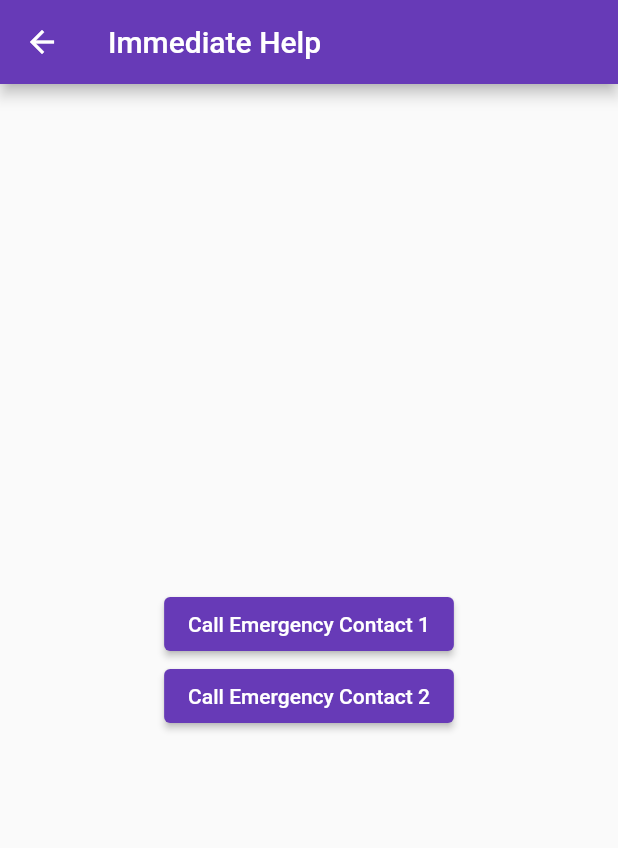
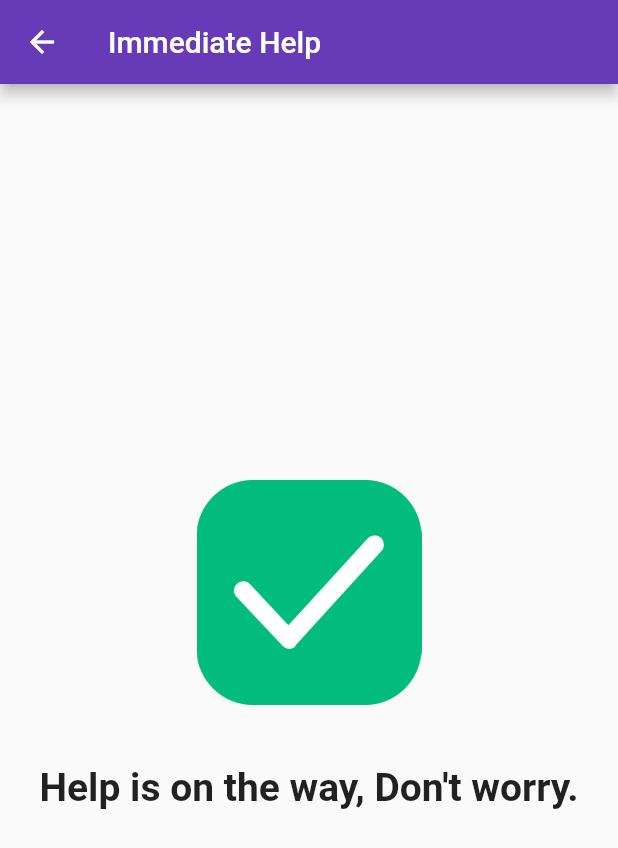
Before and after one commit to Shiro-Koi/HopeLine, a Flutter app: the HomeScreen screen opened directly, after a tap on "Immediate Help", on a phone screen of 412 x 824 dp. Shown: the top 848 px of the screen. Run offline on Flutter 3.47's test engine with Material 2 defaults, Android fonts, the light colour scheme and no system bars; our stand-ins replace firebase_core, firebase_database, flutter_map, geolocator, latlong2; accounts and stored records are empty.

Commit message:
some minor changes and added performance

```diff
--- a/lib/home_screen.dart
+++ b/lib/home_screen.dart
@@ -71,12 +71,6 @@ class HomeScreen extends StatelessWidget {
             fontWeight: FontWeight.bold,
           ),
         ),
-        actions: <Widget>[
-          IconButton(
-            onPressed: () {},
-            icon: const Icon(Icons.settings),
-          ),
-        ],
       ),
       body: Center(
         child: Column(
--- a/lib/immediate_help.dart
+++ b/lib/immediate_help.dart
@@ -1,10 +1,6 @@
 // basic immediate help screen
 
 import 'package:flutter/material.dart';
-import 'package:firebase_core/firebase_core.dart';
-import 'package:firebase_database/firebase_database.dart';
-import 'package:geolocator/geolocator.dart';
-import 'package:hope_line/applicationConstants.dart';
 
 class ImmediateHelp extends StatelessWidget {
   ImmediateHelp({Key? key}) : super(key: key);
@@ -17,15 +13,19 @@ class ImmediateHelp extends StatelessWidget {
         child: Column(
           mainAxisAlignment: MainAxisAlignment.center,
           children: <Widget>[
-            // button to call the first emergency contact
-            ElevatedButton(
-              onPressed: () => {},
-              child: const Text('Call Emergency Contact 1'),
-            ),
-            // button to call the second emergency contact
-            ElevatedButton(
-              onPressed: () => {},
-              child: const Text('Call Emergency Contact 2'),
+
+            Image.asset("images/checkmark.png", height: 150, width: 150),
+            const SizedBox(height: 20),
+            Container(
+              padding: const EdgeInsets.all(20),
+              child: const Text(
+                'Help is on the way, Don\'t worry.',
+                style: TextStyle(
+                  fontSize: 26,
+                  fontWeight: FontWeight.bold,
+                ),
+                textAlign: TextAlign.center,
+              ),
             ),
           ],
         ),
--- a/lib/main.dart
+++ b/lib/main.dart
@@ -1,11 +1,9 @@
 import 'package:flutter/material.dart';
-import 'package:hope_line/applicationConstants.dart';
 import 'package:hope_line/initial_screen.dart';
 import 'package:hope_line/home_screen.dart';
 import 'package:path_provider/path_provider.dart';
 import 'dart:io';
 import 'package:firebase_core/firebase_core.dart';
-import 'package:firebase_database/firebase_database.dart';
 
 void main() async {
   WidgetsFlutterBinding.ensureInitialized();
```
Also changed, not shown: images/checkmark.png (added), 1 other file.
